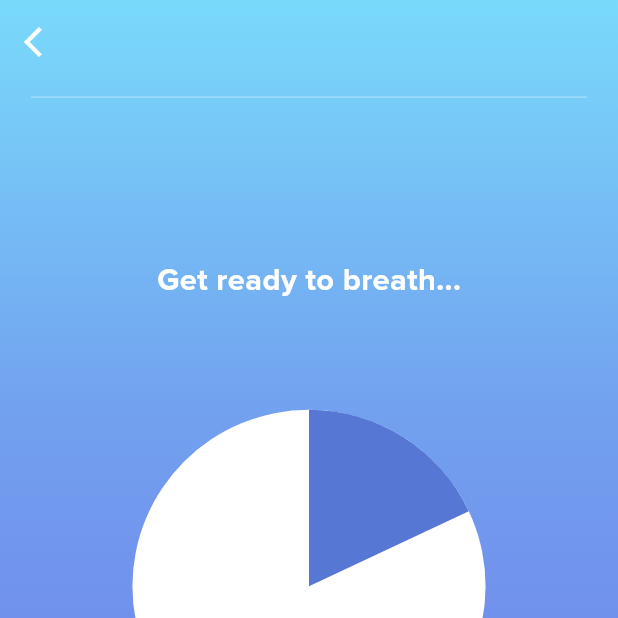
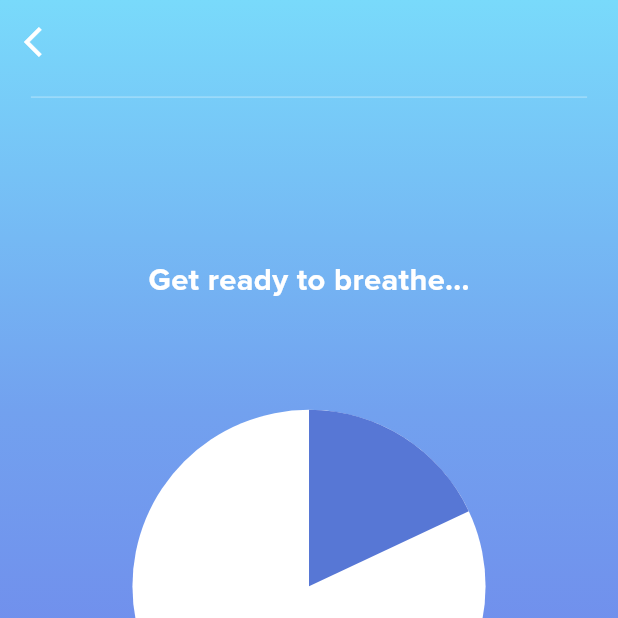
Before and after one commit to ajay-infozzle/breathpacer_mvp, a Flutter app: the WaitingScreenWidget screen opened directly with empty values, on a phone screen of 412 x 824 dp, the top half of it. Run offline on Flutter 3.47's test engine with Material 3 defaults, Android fonts, the phone set to English and light mode, and no system bars; our stand-ins replace bloc, equatable, flutter_bloc, flutter_custom_clippers, fluttertoast, go_router and 5 more; missing offline and left inert: flutter_easy_faq, info_popup; accounts and stored records are empty.

Commit message:
pyramid bug fixed

```diff
--- a/lib/bloc/pyramid/pyramid_cubit.dart
+++ b/lib/bloc/pyramid/pyramid_cubit.dart
@@ -284,7 +284,7 @@ class PyramidCubit extends Cubit<PyramidState> {
       if (breathCount != 0) {
         emit(PyramidBreathingPhase(phase: "in", remainingBreaths: breathCount));
         // currentBreathing = BreathHoldChoice.breatheIn.name ;
-        currentBreathing = 'Breath in' ;
+        currentBreathing = 'Breathe in' ;
       }
       else{
         currentBreathing = 'Ready to Hold' ;
@@ -308,7 +308,7 @@ class PyramidCubit extends Cubit<PyramidState> {
       // }
 
       emit(PyramidBreathingPhase(phase: "out", remainingBreaths: breathCount));
-      currentBreathing = 'Breath out' ;
+      currentBreathing = 'Breathe out' ;
 
       hasIncreased = true;
     }
--- a/lib/view/pyramidBreathing/pyramid_breathing_screen.dart
+++ b/lib/view/pyramidBreathing/pyramid_breathing_screen.dart
@@ -187,7 +187,7 @@ class _PyramidBreathingScreenState extends State<PyramidBreathingScreen> with Si
               },);
             }
 
-            context.read<PyramidCubit>().currentBreathing = 'Breath in';
+            context.read<PyramidCubit>().currentBreathing = 'Breathe in';
           }
       } on Exception catch (e) {
         log(">>breath work ${e.toString()}");
--- a/lib/view/widget/waiting_screen_widget.dart
+++ b/lib/view/widget/waiting_screen_widget.dart
@@ -110,7 +110,7 @@ class _WaitingScreenWidgetState extends State<WaitingScreenWidget> {
                       margin: EdgeInsets.symmetric(horizontal: size*0.05),
                       alignment: Alignment.center,
                       child: Text(
-                        "Get ready to breath...",
+                        "Get ready to breathe...",
                         style: TextStyle(
                           color: Colors.white,
                           fontSize: size*0.05,
```
